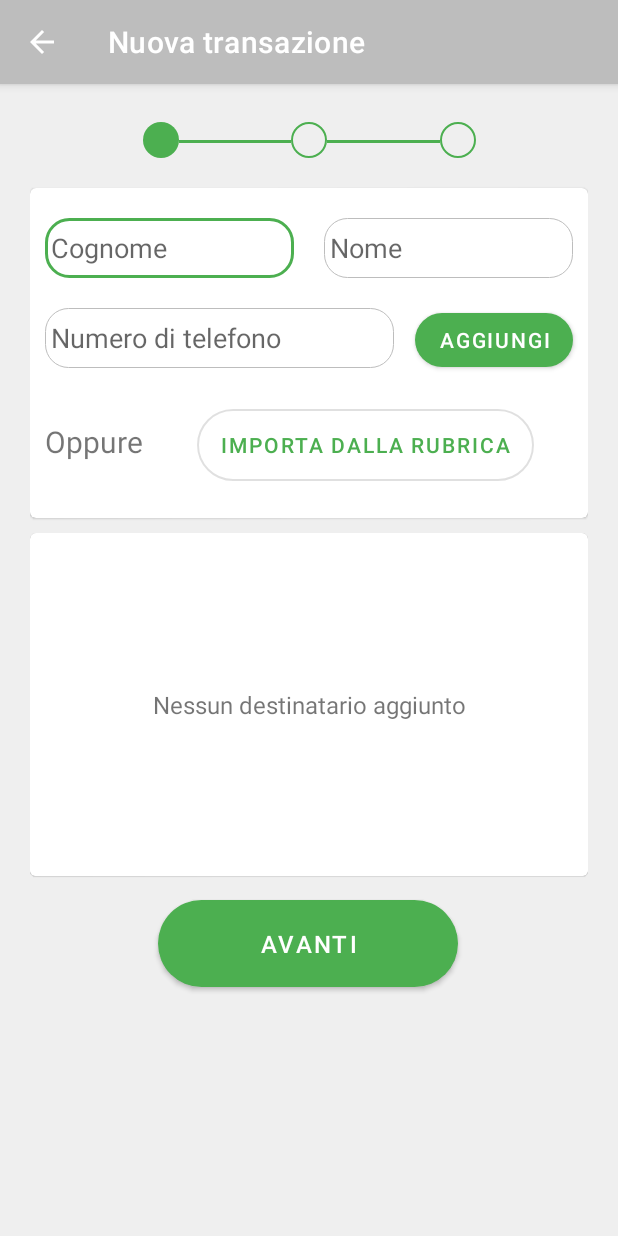
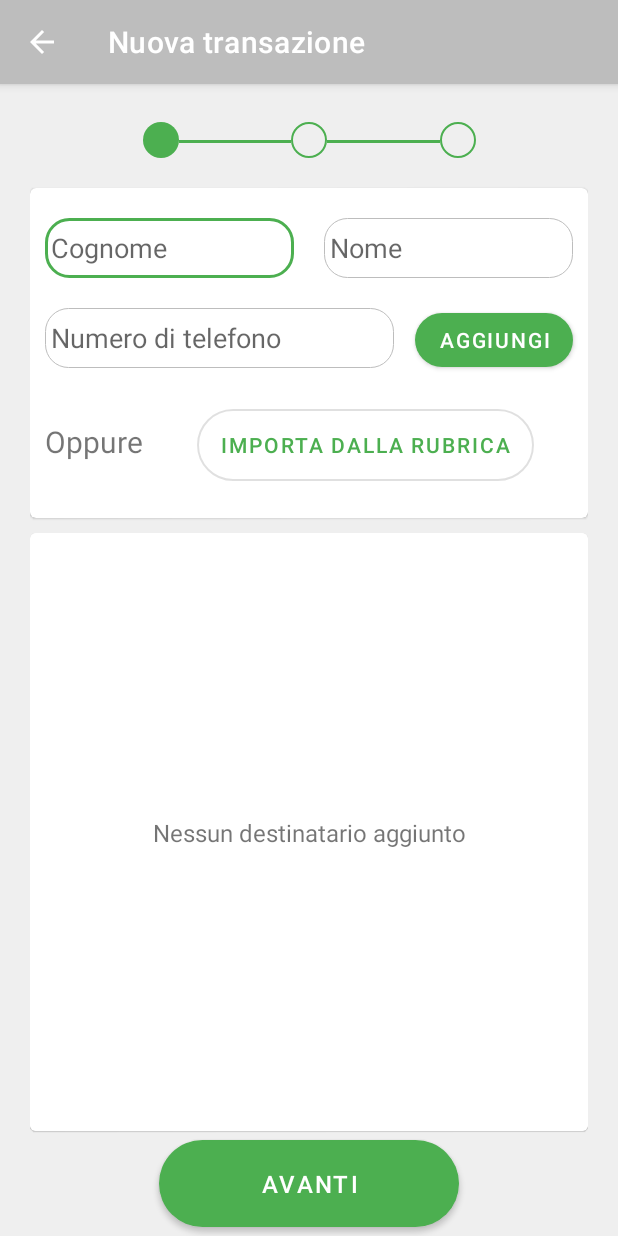
Before and after one commit to omarTornaghi/QuickBalance, an Android app: the screen it shows after launch (NuovaOpActivity), on a phone screen of 412 x 824 dp. Run offline under Robolectric (Android 15) with nearby library versions, the phone set to English and light mode, and no system bars; Roboto replaces fonts that are not available here.

Commit message:
Miglioramento grafica e risolti bug

```diff
--- a/app/src/main/res/layout/activity_creazione_stepuno.xml
+++ b/app/src/main/res/layout/activity_creazione_stepuno.xml
@@ -30,8 +30,8 @@
         android:layout_height="0dp"
         android:fillViewport="true"
         app:layout_constraintBottom_toBottomOf="parent"
-        app:layout_constraintTop_toBottomOf="@+id/appBarLayout"
-        tools:layout_editor_absoluteX="-1dp">
+        app:layout_constraintStart_toStartOf="parent"
+        app:layout_constraintTop_toBottomOf="@+id/appBarLayout">
 
         <androidx.constraintlayout.widget.ConstraintLayout
             android:layout_width="match_parent"
@@ -216,12 +216,12 @@
                 android:layout_width="match_parent"
                 android:layout_height="0dp"
                 android:layout_marginTop="10dp"
-                android:layout_marginBottom="10dp"
                 android:background="@color/gray_light"
                 app:cardElevation="0.5dp"
-                app:layout_constraintHeight_percent="0.30"
                 app:layout_constraintBottom_toTopOf="@+id/buttonContinua"
                 app:layout_constraintEnd_toEndOf="parent"
+                app:layout_constraintHeight_default="spread"
+                app:layout_constraintHeight_min="180dp"
                 app:layout_constraintStart_toStartOf="parent"
                 app:layout_constraintTop_toBottomOf="@+id/materialCardView4">
 
@@ -233,7 +233,6 @@
                         android:id="@+id/recyclerView"
                         android:layout_width="fill_parent"
                         android:layout_height="fill_parent"
-                        android:layout_marginTop="5dp"
                         android:background="@color/white"
                         app:layout_constraintStart_toStartOf="parent"
                         app:layout_constraintTop_toTopOf="parent" />
@@ -256,16 +255,16 @@
                 android:id="@+id/buttonContinua"
                 android:layout_width="200dp"
                 android:layout_height="70dp"
-                android:layout_marginTop="10dp"
                 android:text="Avanti"
                 android:textSize="16sp"
                 app:backgroundTint="@color/green"
                 app:cornerRadius="50dp"
+                app:layout_constraintBottom_toBottomOf="parent"
                 app:layout_constraintEnd_toEndOf="parent"
-                app:layout_constraintHorizontal_bias="0.497"
-                app:layout_constraintStart_toStartOf="parent"
-                app:layout_constraintTop_toBottomOf="@+id/cardView" />
-
+                app:layout_constraintHorizontal_bias="0.5"
+                app:layout_constraintStart_toStartOf="parent" />
         </androidx.constraintlayout.widget.ConstraintLayout>
     </ScrollView>
+
+
 </androidx.constraintlayout.widget.ConstraintLayout>
--- a/app/src/main/res/layout/fragment_home.xml
+++ b/app/src/main/res/layout/fragment_home.xml
@@ -78,6 +78,7 @@
                 android:layout_marginEnd="16dp"
                 android:layout_marginRight="16dp"
                 app:layout_constraintHeight_percent="0.4"
+
                 app:layout_constraintEnd_toEndOf="parent"
                 app:layout_constraintStart_toStartOf="parent"
                 app:layout_constraintTop_toBottomOf="@+id/materialCardView2">
```
